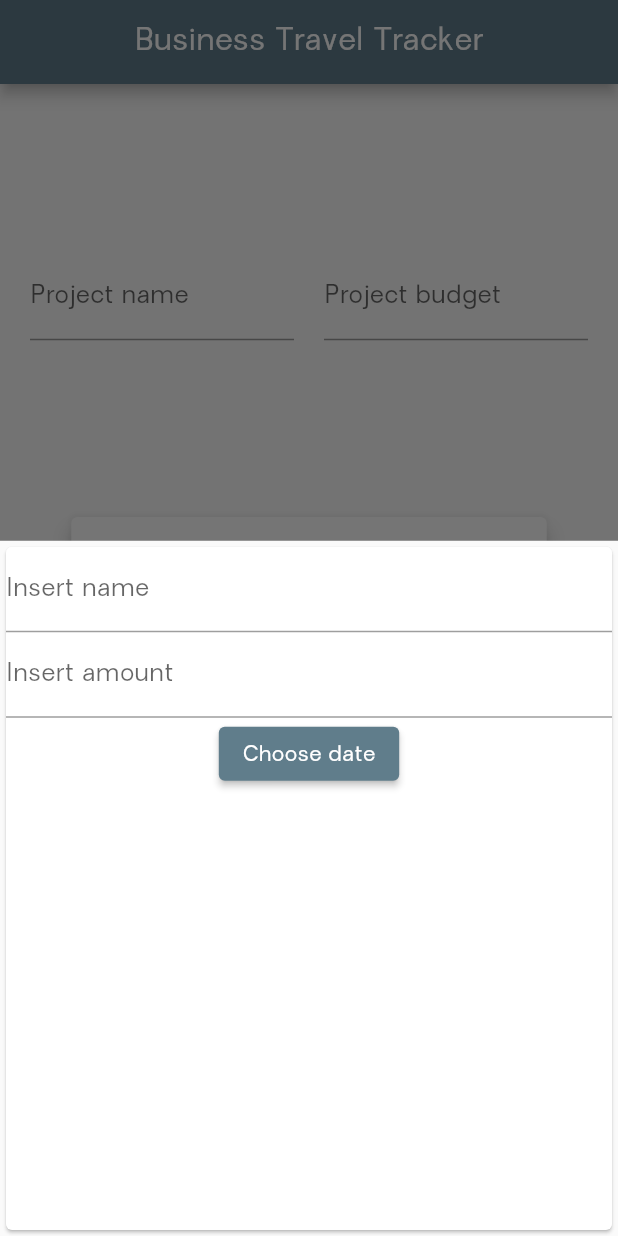
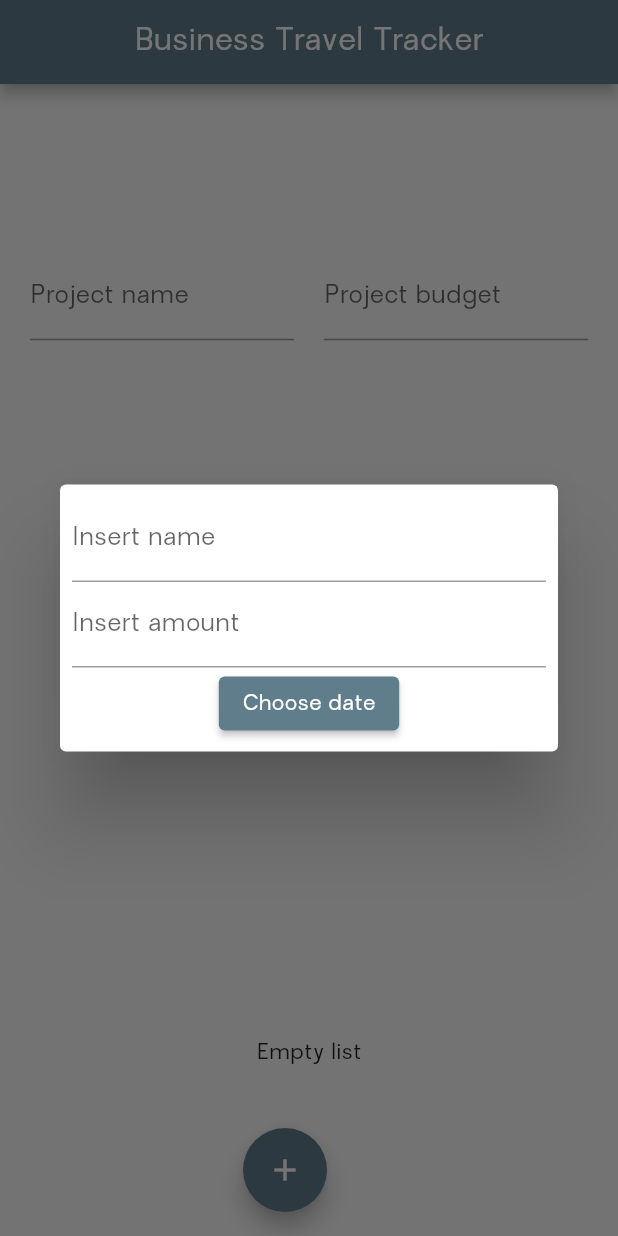
Before and after one commit to dukpio/bussines-tracker-travel, a Flutter app: the screen it shows after launch, after a tap on the "add" icon, on a phone screen of 412 x 824 dp. Run offline on Flutter 3.47's test engine with Material 2 defaults, Android fonts, the phone set to English and light mode, and no system bars.

Commit message:
Switched from simply card to dialog box

```diff
--- a/lib/main.dart
+++ b/lib/main.dart
@@ -54,12 +54,10 @@ class _MyHomePageState extends State<MyHomePage> {
   }
 
   void insertNewRecord(BuildContext context) {
-    showModalBottomSheet(
+    showDialog(
       context: context,
       builder: (BuildContext) {
         return GestureDetector(
-          onTap: () {},
-          behavior: HitTestBehavior.opaque,
           child: NewRecord(addNewRecord),
         );
       },
--- a/lib/new_record.dart
+++ b/lib/new_record.dart
@@ -57,9 +57,13 @@ class _NewRecordState extends State<NewRecord> {
 
   @override
   Widget build(BuildContext context) {
-    return Card(
-        child: Container(
-      child: Column(children: [
+    return Dialog(
+      child: Padding(
+        padding: const EdgeInsets.all(8.0),
+        child: Column(
+            mainAxisSize: MainAxisSize.min,
+            mainAxisAlignment: MainAxisAlignment.center,
+            children: [
               TextField(
                 decoration: InputDecoration(labelText: 'Insert name'),
                 controller: nameController,
@@ -72,8 +76,28 @@ class _NewRecordState extends State<NewRecord> {
                 onSubmitted: (_) => _saveData(),
               ),
               ElevatedButton(
-            onPressed: presentDate, child: Text(elevatedDateSelectionButton())),
+                  onPressed: presentDate,
+                  child: Text(elevatedDateSelectionButton())),
             ]),
-    ));
+      ),
+    );
   }
 }
+
+// Dialog(
+//               child: Padding(
+//                 padding: const EdgeInsets.all(8.0),
+//                 child: Column(
+//                   mainAxisSize: MainAxisSize.min,
+//                   mainAxisAlignment: MainAxisAlignment.center,
+//                   children: <Widget>[
+//                     const Text('This is a typical dialog.'),
+//                     const SizedBox(height: 15),
+//                     TextButton(
+//                       onPressed: () {
+//                         Navigator.pop(context);
+//                       },
+//                       child: const Text('Close'),
+//                     ),
+//                   ],
+//                 ),
```
Lines whose indentation alone changed are shown as unchanged.
